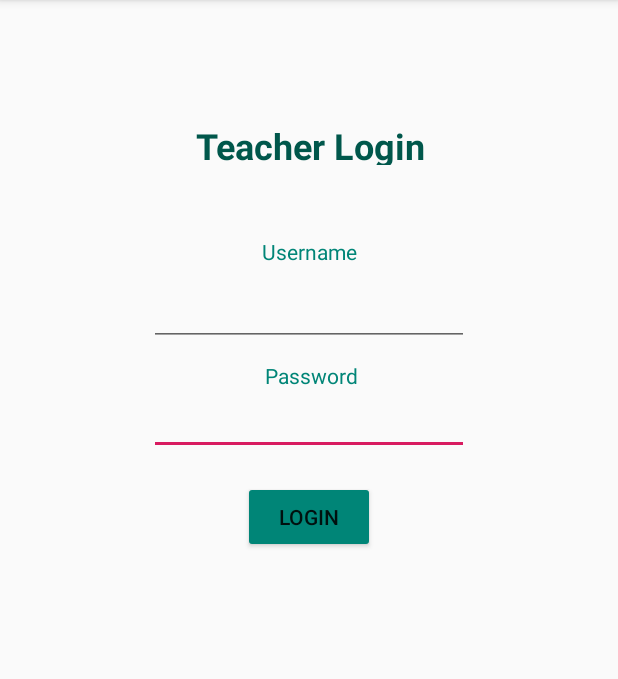
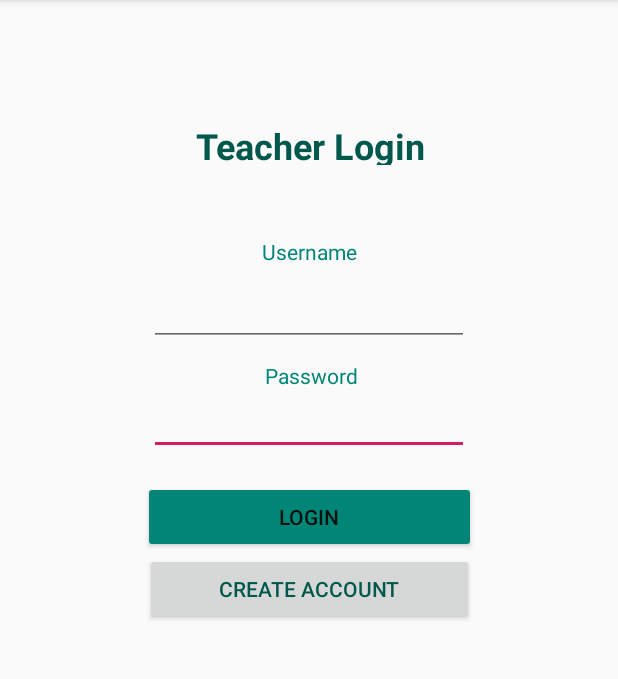
Before and after one commit to giangpro93/NoteSavior, an Android app: the screen it shows after launch (Login), after a tap on "LOGIN", on a phone screen of 412 x 824 dp, the part 84-763 px from its top. Run offline under Robolectric (Android 15) with nearby library versions, the phone set to English and light mode, and no system bars.

Commit message:
Added create account and check for bad input

```diff
--- a/app/src/main/java/com/example/git/notesavior/Login.java
+++ b/app/src/main/java/com/example/git/notesavior/Login.java
@@ -1,11 +1,13 @@
 package com.example.git.notesavior;
 
+import android.content.Context;
 import android.support.v7.app.AppCompatActivity;
 import android.os.Bundle;
 import android.widget.TextView;
 import android.widget.EditText;
 import android.widget.Button;
 import android.view.View;
+import android.widget.Toast;
 
 public class Login extends AppCompatActivity {
 
@@ -29,6 +31,28 @@ public class Login extends AppCompatActivity {
                     //CurrentActivity.this.startActivity(myIntent);
                 }
                 else {
+                    Context context = getApplicationContext();
+                    CharSequence text = "Invalid Username or Password";
+                    int duration = Toast.LENGTH_SHORT;
+
+                    Toast toast = Toast.makeText(context, text, duration);
+                    toast.show();
+                }
+            }
+        });
+        final Button button2 = findViewById(R.id.button2);
+        button2.setOnClickListener(new View.OnClickListener() {
+            public void onClick(View v) {
+                if ((username.getText().toString().length()>0) && (password.getText().toString().length()>0)) {
+                    //put this stuff in database
+                }
+                else {
+                    Context context = getApplicationContext();
+                    CharSequence text = "Invalid Username or Password";
+                    int duration = Toast.LENGTH_SHORT;
+
+                    Toast toast = Toast.makeText(context, text, duration);
+                    toast.show();
                 }
             }
         });
--- a/app/src/main/res/layout/activity_login.xml
+++ b/app/src/main/res/layout/activity_login.xml
@@ -49,6 +49,7 @@
         android:ems="10"
         android:inputType="textEmailAddress"
         android:labelFor="@+id/editText2"
+        android:textAlignment="center"
         app:layout_constraintBottom_toTopOf="@+id/editText1"
         app:layout_constraintEnd_toEndOf="parent"
         app:layout_constraintStart_toStartOf="parent"
@@ -84,7 +85,7 @@
 
     <Button
         android:id="@+id/button"
-        android:layout_width="wrap_content"
+        android:layout_width="222dp"
         android:layout_height="wrap_content"
         android:layout_marginTop="17dp"
         android:backgroundTint="@color/colorPrimary"
@@ -94,4 +95,14 @@
         app:layout_constraintStart_toStartOf="parent"
         app:layout_constraintTop_toBottomOf="@+id/editText1" />
 
+    <Button
+        android:id="@+id/button2"
+        android:layout_width="219dp"
+        android:layout_height="wrap_content"
+        android:text="@string/create"
+        android:textColor="@color/colorPrimaryDark"
+        app:layout_constraintEnd_toEndOf="parent"
+        app:layout_constraintStart_toStartOf="parent"
+        app:layout_constraintTop_toBottomOf="@+id/button" />
+
 </android.support.constraint.ConstraintLayout>
--- a/app/src/main/res/values/strings.xml
+++ b/app/src/main/res/values/strings.xml
@@ -13,6 +13,7 @@
     <string name="start">Start Time</string>
     <string name="end">End Time</string>
     <string name="finish">Finish</string>
+    <string name="create">Create Account</string>
 
 
 </resources>
```
